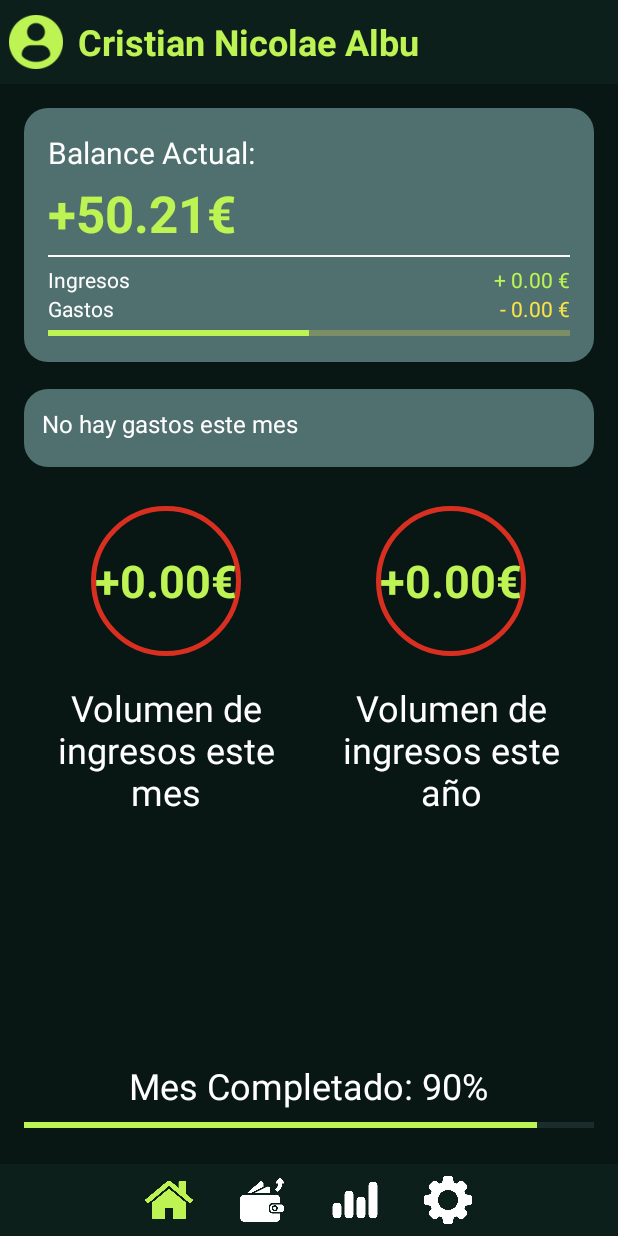
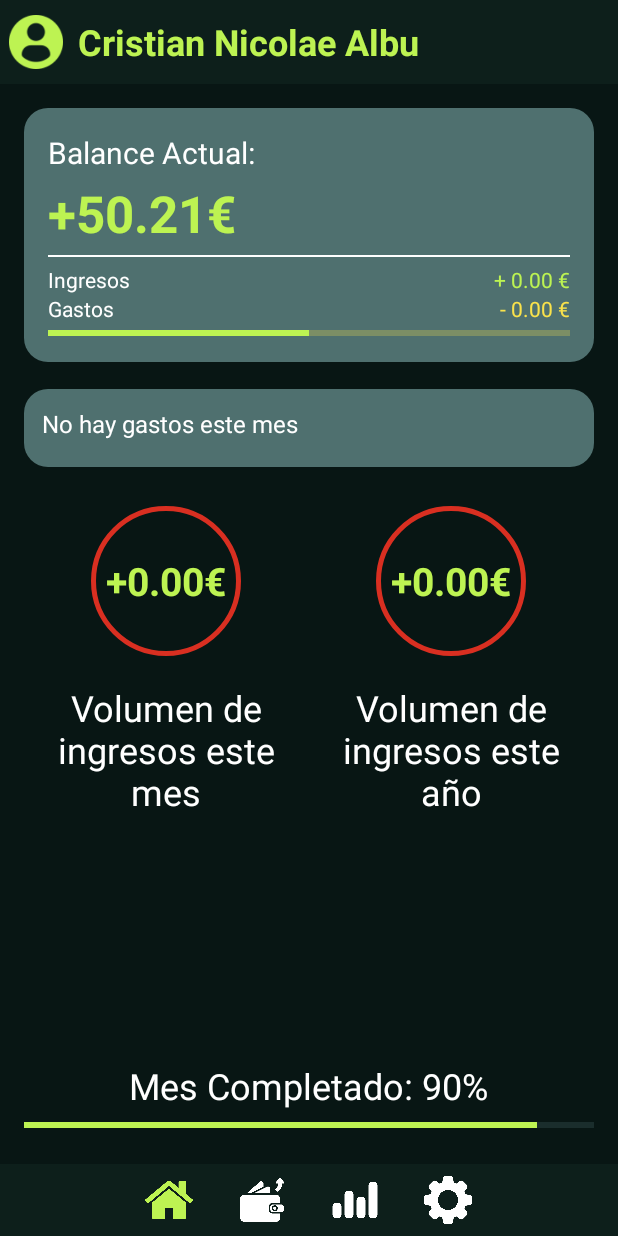
Before and after one commit to batlefront200/Finlyzer, an Android app: the HomeActivity screen opened directly, with no data from a screen before it, on a phone screen of 412 x 824 dp. Run offline under Robolectric (Android 15) with nearby library versions, the phone set to English and light mode, and no system bars; 14 statements that could not run were skipped.

Commit message:
Tamaño textos CircleProgressBars mas pequeños

```diff
--- a/app/src/main/res/layout/activity_estadisticas.xml
+++ b/app/src/main/res/layout/activity_estadisticas.xml
@@ -81,7 +81,7 @@
                     android:gravity="center"
                     android:text="+50.21€"
                     android:textColor="@color/loaded_yellow"
-                    android:textSize="30sp"
+                    android:textSize="26sp"
                     android:textStyle="bold"
                     android:layout_gravity="center" />
             </FrameLayout>
@@ -131,7 +131,7 @@
                     android:gravity="center"
                     android:text="-2.52%"
                     android:textColor="@color/rojo_gasto"
-                    android:textSize="30sp"
+                    android:textSize="26sp"
                     android:textStyle="bold"
                     android:layout_gravity="center" />
             </FrameLayout>
--- a/app/src/main/res/layout/activity_home.xml
+++ b/app/src/main/res/layout/activity_home.xml
@@ -216,7 +216,7 @@
                     android:gravity="center"
                     android:text="+50.21€"
                     android:textColor="@color/verde_llamativo"
-                    android:textSize="30sp"
+                    android:textSize="26sp"
                     android:textStyle="bold" />
             </FrameLayout>
 
@@ -265,7 +265,7 @@
                     android:gravity="center"
                     android:text="-2.52%"
                     android:textColor="@color/verde_llamativo"
-                    android:textSize="30sp"
+                    android:textSize="26sp"
                     android:textStyle="bold"
                     android:layout_gravity="center" />
             </FrameLayout>
```
